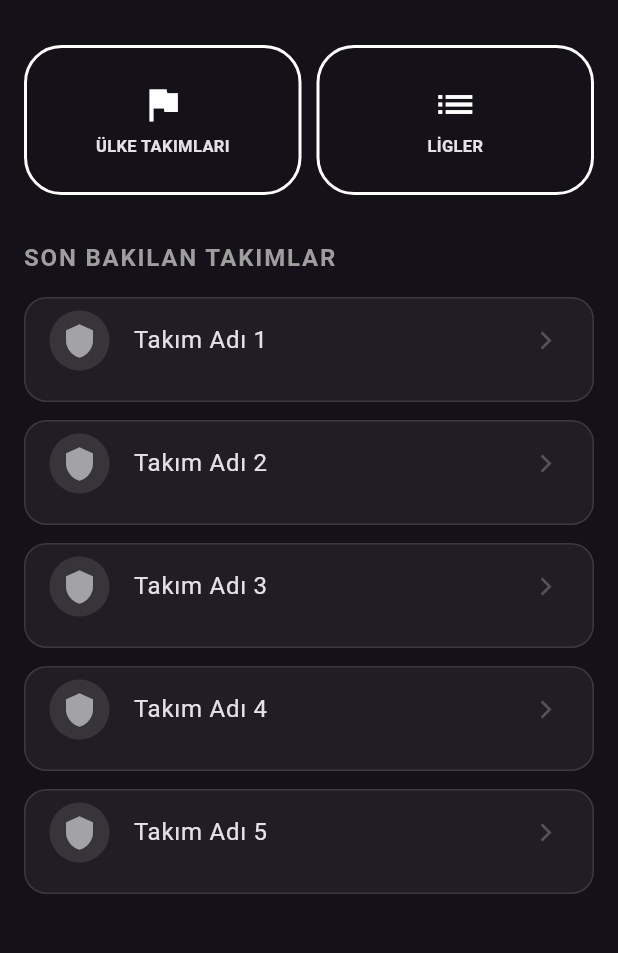
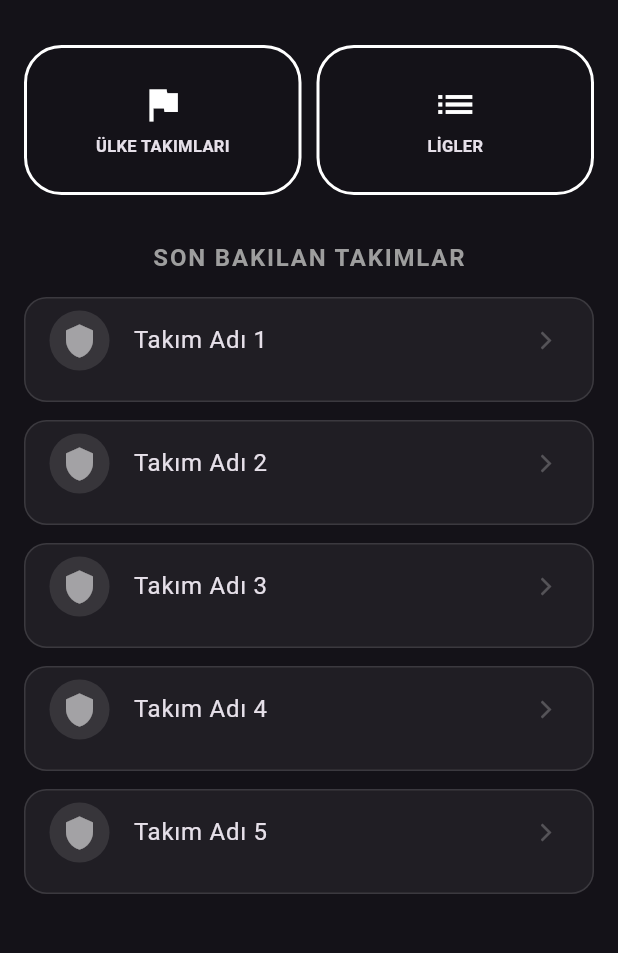
Before and after one commit to bozcengizhan/fixtureasy, a Flutter app: the screen it shows after launch, on a phone screen of 412 x 824 dp, the part 63-1016 px from its top. Run offline on Flutter 3.47's test engine with Material 3 defaults, Android fonts, the phone set to English and light mode, and no system bars; our stand-ins replace dio.

Commit message:
Align FootballHomeScreen title and adjust text alignment.

```diff
--- a/lib/main.dart
+++ b/lib/main.dart
@@ -28,7 +28,7 @@ class FootballHomeScreen extends StatelessWidget {
         padding: const EdgeInsets.all(16.0),
         child: Column(
           crossAxisAlignment:
-              CrossAxisAlignment.start, // Başlığı sola yaslamak için
+              CrossAxisAlignment.center, // Başlığı sola yaslamak için
           children: [
             // ÜST BUTONLAR (Ülke ve Ligler)
             Row(
@@ -52,7 +52,6 @@ class FootballHomeScreen extends StatelessWidget {
             // BÖLÜM BAŞLIĞI
             const Text(
               "SON BAKILAN TAKIMLAR",
-              textAlign: TextAlign.center,
               style: TextStyle(
                 fontSize: 16,
                 fontWeight: FontWeight.bold,
```
